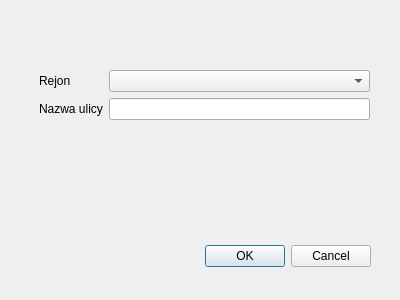
Above: Dialogi/dodajulice.ui from margap1998/Bazy-danych-taxi before the change. Below: the same form after it.
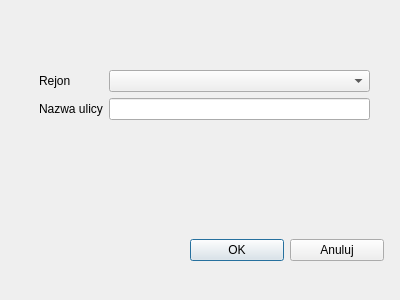
That is the form after the change.

The edit to the form file:
```diff
--- a/Dialogi/dodajulice.ui
+++ b/Dialogi/dodajulice.ui
@@ -13,22 +13,6 @@
   <property name="windowTitle">
    <string>Dialog</string>
   </property>
-  <widget class="QDialogButtonBox" name="buttonBox">
-   <property name="geometry">
-    <rect>
-     <x>30</x>
-     <y>240</y>
-     <width>341</width>
-     <height>32</height>
-    </rect>
-   </property>
-   <property name="orientation">
-    <enum>Qt::Horizontal</enum>
-   </property>
-   <property name="standardButtons">
-    <set>QDialogButtonBox::Cancel|QDialogButtonBox::Ok</set>
-   </property>
-  </widget>
   <widget class="QWidget" name="formLayoutWidget">
    <property name="geometry">
     <rect>
@@ -61,6 +45,32 @@
     </item>
    </layout>
   </widget>
+  <widget class="QWidget" name="horizontalLayoutWidget">
+   <property name="geometry">
+    <rect>
+     <x>190</x>
+     <y>210</y>
+     <width>194</width>
+     <height>80</height>
+    </rect>
+   </property>
+   <layout class="QHBoxLayout" name="horizontalLayout">
+    <item>
+     <widget class="QPushButton" name="Ok">
+      <property name="text">
+       <string>OK</string>
+      </property>
+     </widget>
+    </item>
+    <item>
+     <widget class="QPushButton" name="anuluj">
+      <property name="text">
+       <string>Anuluj</string>
+      </property>
+     </widget>
+    </item>
+   </layout>
+  </widget>
  </widget>
  <resources/>
  <connections>
```
Left out of the diff: 35 changed lines with no effect on the pictures.
